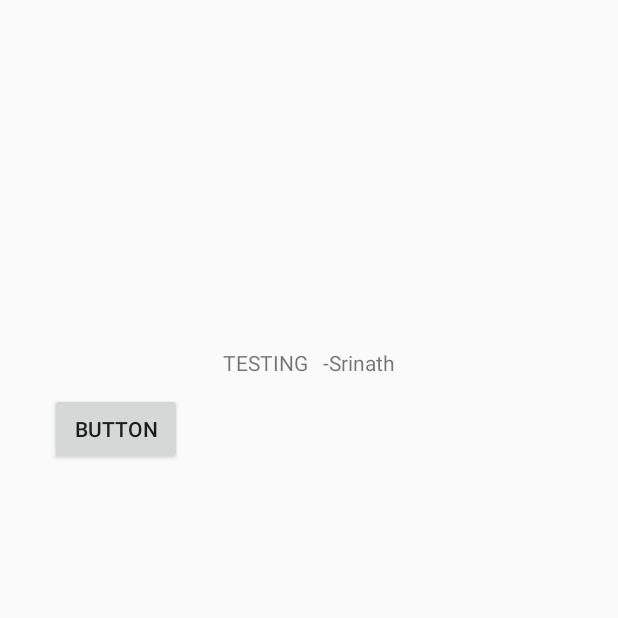
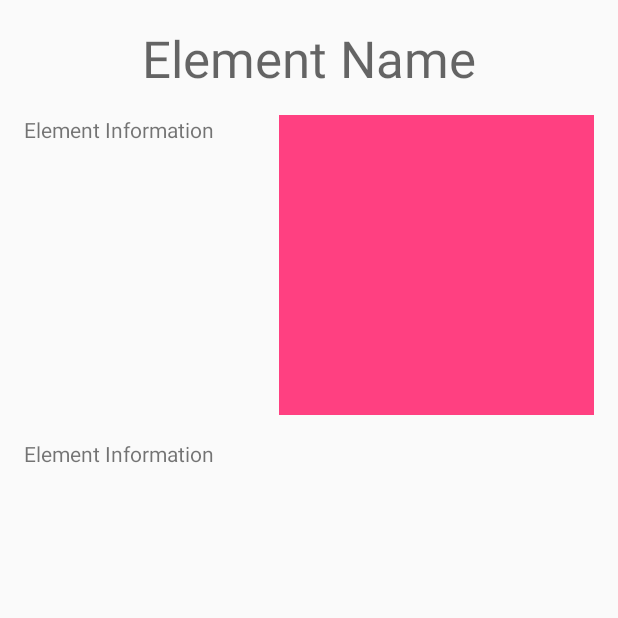
Before and after one commit to srinva/InteractiveChemistry, an Android app: the ElementInformation screen opened directly, with no data from a screen before it, on a phone screen of 412 x 824 dp, the top half of it. Run offline under Robolectric (Android 15) with nearby library versions, the phone set to English and light mode, and no system bars; 1 statement that could not run was skipped.

Commit message:
--Jason--
-Element information page is done

```diff
--- a/app/src/main/java/afhs/tsa/softdev/interactivechemistry/MainActivity.java
+++ b/app/src/main/java/afhs/tsa/softdev/interactivechemistry/MainActivity.java
@@ -13,7 +13,7 @@ public class MainActivity extends AppCompatActivity {
         super.onCreate(savedInstanceState);
         setContentView(R.layout.activity_main);
 
-        Button yourButton = (Button) findViewById(R.id.interchemmain);
+        Button yourButton = (Button) findViewById(R.id.interchemmain); //This button goes to the Atom Builder
 
         yourButton.setOnClickListener(new View.OnClickListener(){
             public void onClick(View v){
--- a/app/src/main/res/layout/activity_element_information.xml
+++ b/app/src/main/res/layout/activity_element_information.xml
@@ -1,5 +1,6 @@
 <?xml version="1.0" encoding="utf-8"?>
 <RelativeLayout xmlns:android="http://schemas.android.com/apk/res/android"
+    xmlns:app="http://schemas.android.com/apk/res-auto"
     xmlns:tools="http://schemas.android.com/tools"
     android:id="@+id/activity_element_information"
     android:layout_width="match_parent"
@@ -10,22 +11,39 @@
     android:paddingTop="@dimen/activity_vertical_margin"
     tools:context="afhs.tsa.softdev.interactivechemistry.ElementInformation">
 
-    <Button
-        android:text="Button"
+    <TextView
+        android:text="Element Name"
         android:layout_width="wrap_content"
         android:layout_height="wrap_content"
-        android:layout_alignParentBottom="true"
-        android:layout_alignParentStart="true"
-        android:layout_marginStart="17dp"
-        android:layout_marginBottom="498dp"
-        android:id="@+id/back" />
+        android:id="@+id/elementName"
+        android:layout_alignParentTop="true"
+        android:layout_centerHorizontal="true"
+        android:textAppearance="@style/TextAppearance.AppCompat.Display1" />
 
     <TextView
-        android:text="TESTING   -Srinath"
-        android:layout_width="wrap_content"
-        android:layout_height="wrap_content"
-        android:layout_marginTop="216dp"
-        android:id="@+id/testing"
-        android:layout_alignParentTop="true"
-        android:layout_centerHorizontal="true" />
+        android:text="Element Information"
+        android:layout_width="350px"
+        android:layout_height="300px"
+        android:layout_marginTop="15dp"
+        android:id="@+id/elementInfoTop"
+        android:layout_below="@+id/elementName"
+        android:layout_alignParentStart="true" />
+
+    <ImageView
+        android:layout_width="315px"
+        android:layout_height="300px"
+        app:srcCompat="@color/colorAccent"
+        android:id="@+id/elementPicture"
+        android:layout_alignTop="@+id/elementInfoTop"
+        android:layout_alignParentEnd="true" />
+
+    <TextView
+        android:text="Element Information"
+        android:layout_width="1000px"
+        android:layout_height="1000px"
+        android:layout_below="@+id/elementPicture"
+        android:layout_centerHorizontal="true"
+        android:layout_marginTop="16dp"
+        android:id="@+id/elementInfoBottom" />
+
 </RelativeLayout>
--- a/app/src/main/res/values/colors.xml
+++ b/app/src/main/res/values/colors.xml
@@ -2,7 +2,7 @@
 <resources>
     <color name="colorPrimary">#3F51B5</color>
     <color name="colorPrimaryDark">#00303f9f</color>
-    <color name="colorAccent">#FF4081</color>
+    <color name="colorAccent">#ff4081</color>
     <color name="white">#ffffffff</color>
 
 </resources>
```
Also changed, not shown: app/src/main/java/afhs/tsa/softdev/interactivechemistry/AtomBuilder.java (+8 -1 lines), app/src/main/java/afhs/tsa/softdev/interactivechemistry/ElementInformation.java (+75 -28 lines), app/src/main/res/layout/activity_atom_builder.xml (+18 -9 lines), app/src/main/res/layout/heliuminfo.xml (deleted, +0 -31 lines), app/src/main/res/layout/hydrogeninfo.xml (deleted, +0 -24 lines), app/src/main/res/layout/lithiuminfo.xml (deleted, +0 -22 lines), 2 other files.
